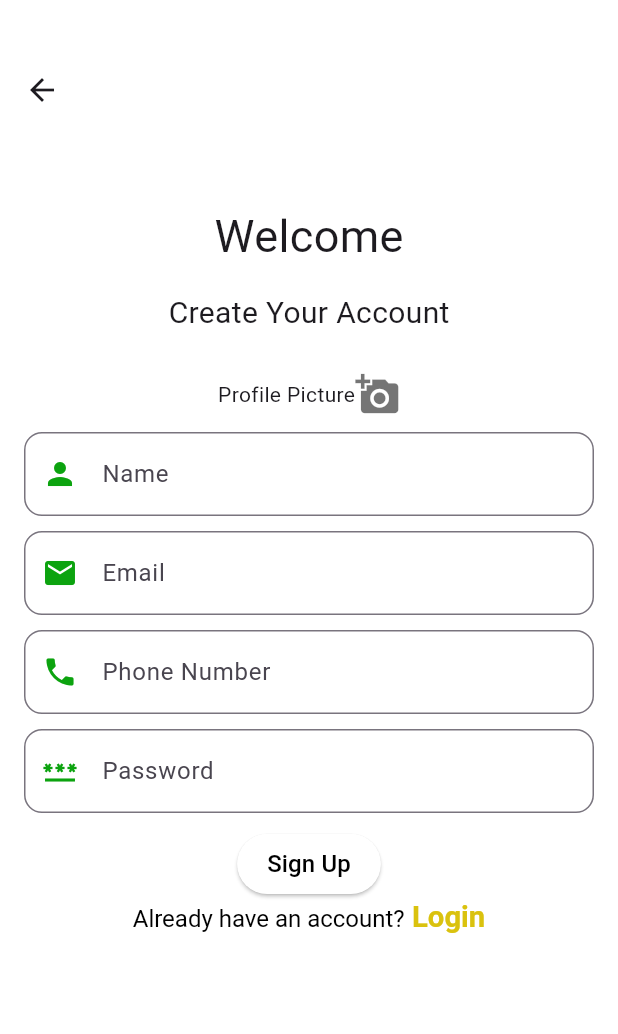
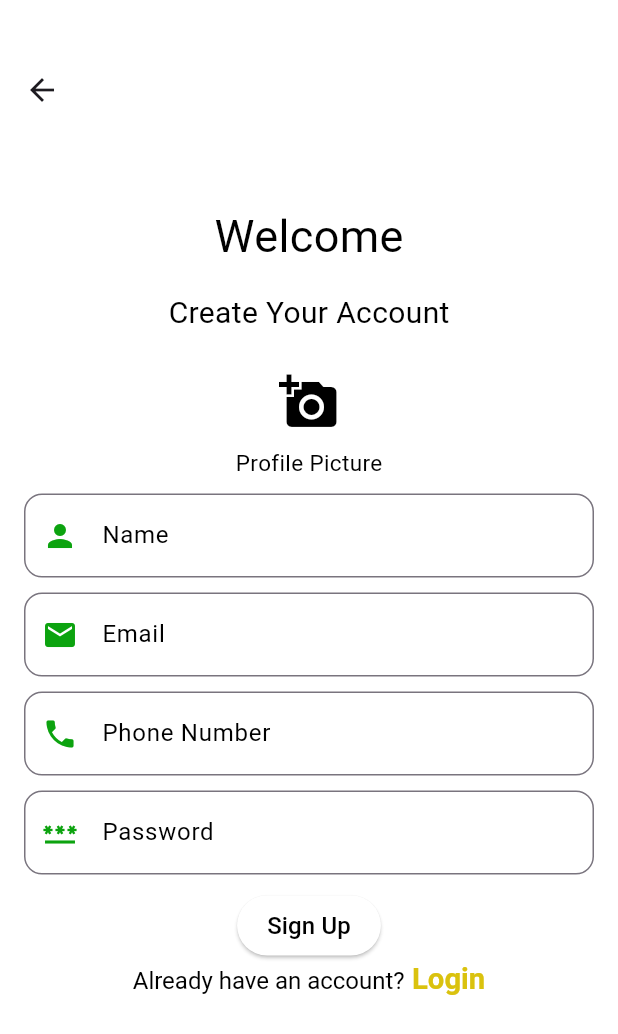
Before and after one commit to Noodlesud/Statement-APP, a Flutter app: the SignUp screen opened directly, on a phone screen of 412 x 824 dp. Shown: the top 1034 px of the screen. Run offline on Flutter 3.47's test engine with Material 3 defaults, Android fonts, the phone set to English and light mode, and no system bars; our stand-ins replace cloud_firestore, firebase_core, firebase_storage, flutter_keyboard_visibility, get, image_picker and 1 more; accounts and stored records are empty.

Commit message:
Add files via upload
integrated dark mode and font increase

```diff
--- a/lib/pages/signup.dart
+++ b/lib/pages/signup.dart
@@ -1,5 +1,6 @@
 import 'package:flutter/gestures.dart';
 import 'package:flutter/material.dart';
+import 'package:shared_preferences/shared_preferences.dart';
 import 'package:teyake/colors.dart';
 import 'package:teyake/dimensions.dart';
 import 'package:teyake/pages/display.dart';
@@ -31,17 +32,31 @@ class _signupState extends State<SignUp> {
   final _db = FirebaseFirestore.instance;
   final picker = ImagePicker();
   Map<String, dynamic> retrievedData = SaveData.retrieveUserData();
+  bool isDarkMode = false;
+  _loadThemePreference() async {
+    SharedPreferences prefs = await SharedPreferences.getInstance();
+    setState(() {
+      isDarkMode =
+          prefs.getBool('isDarkMode') ?? false; // Default to false if not set
+    });
+  }
+
+  @override
+  void initState() {
+    super.initState();
+    _loadThemePreference();
+  }
 
   File? _image;
   @override
   Widget build(BuildContext context) {
     return Container(
       child: Scaffold(
-        backgroundColor: Colors.white,
+        backgroundColor: isDarkMode ? Colors.black : Colors.white,
         appBar: AppBar(
           title: const Text('', style: TextStyle(fontSize: 29)),
 
-          backgroundColor: Colors.white24,
+          backgroundColor: isDarkMode ? Colors.black : Colors.white,
           centerTitle: true, // Set this to true to center the title
           elevation: 0, // Set elevation to 0 to remove the shadow
           toolbarHeight: 120, // Adjust the toolbar height as needed
@@ -54,16 +69,20 @@ class _signupState extends State<SignUp> {
               child: Column(
                 mainAxisAlignment: MainAxisAlignment.center,
                 children: [
-                  const Text(
+                  Text(
                     'Welcome',
-                    style: TextStyle(fontSize: 30.0),
+                    style: TextStyle(
+                        fontSize: 30.0,
+                        color: isDarkMode ? Colors.white : Colors.black),
                   ),
                   const SizedBox(
                     height: 15,
                   ),
-                  const Text(
+                  Text(
                     'Create Your Account',
-                    style: TextStyle(fontSize: 20.0),
+                    style: TextStyle(
+                        fontSize: 20.0,
+                        color: isDarkMode ? Colors.white : Colors.black),
                   ),
                   const SizedBox(
                     height: 15,
@@ -72,21 +91,27 @@ class _signupState extends State<SignUp> {
                   const SizedBox(
                     height: 10,
                   ),
-                  Row(
+                  Column(
                     mainAxisAlignment: MainAxisAlignment.center,
                     children: [
-                      const Text(
-                        'Profile Picture',
-                      ),
                       GestureDetector(
                         onTap: () {
                           _pickImage();
                         },
-                        child: const Icon(
+                        child: Icon(
                           Icons.add_a_photo,
-                          color: Colors.black54,
-                          size: 30,
+                          color: isDarkMode ? Colors.white : Colors.black,
+                          size: 40,
                         ),
+                      ),
+                      SizedBox(
+                        height: 10,
+                      ),
+                      Text(
+                        'Profile Picture',
+                        style: TextStyle(
+                            fontSize: 15.0,
+                            color: isDarkMode ? Colors.white : Colors.black),
                       ),
                     ],
                   ),
@@ -131,8 +156,8 @@ class _signupState extends State<SignUp> {
                   RichText(
                     text: TextSpan(
                       text: "Already have an account?",
-                      style: const TextStyle(
-                        color: Colors.black,
+                      style: TextStyle(
+                        color: isDarkMode ? Colors.white : Colors.black,
                         fontSize: 16,
                       ),
                       children: [
@@ -281,9 +306,11 @@ class _signupState extends State<SignUp> {
   Widget _buildnameField() {
     return TextFormField(
       controller: _nameController,
-      style: const TextStyle(fontSize: 16.0, color: Colors.black),
+      style: TextStyle(
+          fontSize: 16.0, color: isDarkMode ? Colors.white : Colors.black),
       decoration: InputDecoration(
         labelText: 'Name',
+        labelStyle: TextStyle(color: isDarkMode ? Colors.white : Colors.black),
         hintText: 'Enter your Name',
         border: OutlineInputBorder(
           borderRadius: BorderRadius.circular(12.0),
@@ -309,9 +336,11 @@ class _signupState extends State<SignUp> {
   Widget _buildemailField() {
     return TextFormField(
       controller: _emailController,
-      style: const TextStyle(fontSize: 16.0, color: Colors.black),
+      style: TextStyle(
+          fontSize: 16.0, color: isDarkMode ? Colors.white : Colors.black),
       decoration: InputDecoration(
         labelText: 'Email',
+        labelStyle: TextStyle(color: isDarkMode ? Colors.white : Colors.black),
         hintText: 'Enter your Email',
         border: OutlineInputBorder(
           borderRadius: BorderRadius.circular(12.0),
@@ -337,9 +366,11 @@ class _signupState extends State<SignUp> {
   Widget _buildphoneField() {
     return TextFormField(
       controller: _phoneController,
-      style: const TextStyle(fontSize: 16.0, color: Colors.black),
+      style: TextStyle(
+          fontSize: 16.0, color: isDarkMode ? Colors.white : Colors.black),
       decoration: InputDecoration(
         labelText: 'Phone Number',
+        labelStyle: TextStyle(color: isDarkMode ? Colors.white : Colors.black),
         hintText: 'Enter your Phone Number',
         border: OutlineInputBorder(
           borderRadius: BorderRadius.circular(12.0),
@@ -365,9 +396,11 @@ class _signupState extends State<SignUp> {
   Widget _buildpasswordField() {
     return TextFormField(
       controller: _passwordController,
-      style: const TextStyle(fontSize: 16.0, color: Colors.black),
+      style: TextStyle(
+          fontSize: 16.0, color: isDarkMode ? Colors.white : Colors.black),
       decoration: InputDecoration(
         labelText: 'Password',
+        labelStyle: TextStyle(color: isDarkMode ? Colors.white : Colors.black),
         hintText: 'Enter your Password',
         border: OutlineInputBorder(
           borderRadius: BorderRadius.circular(12.0),
```
